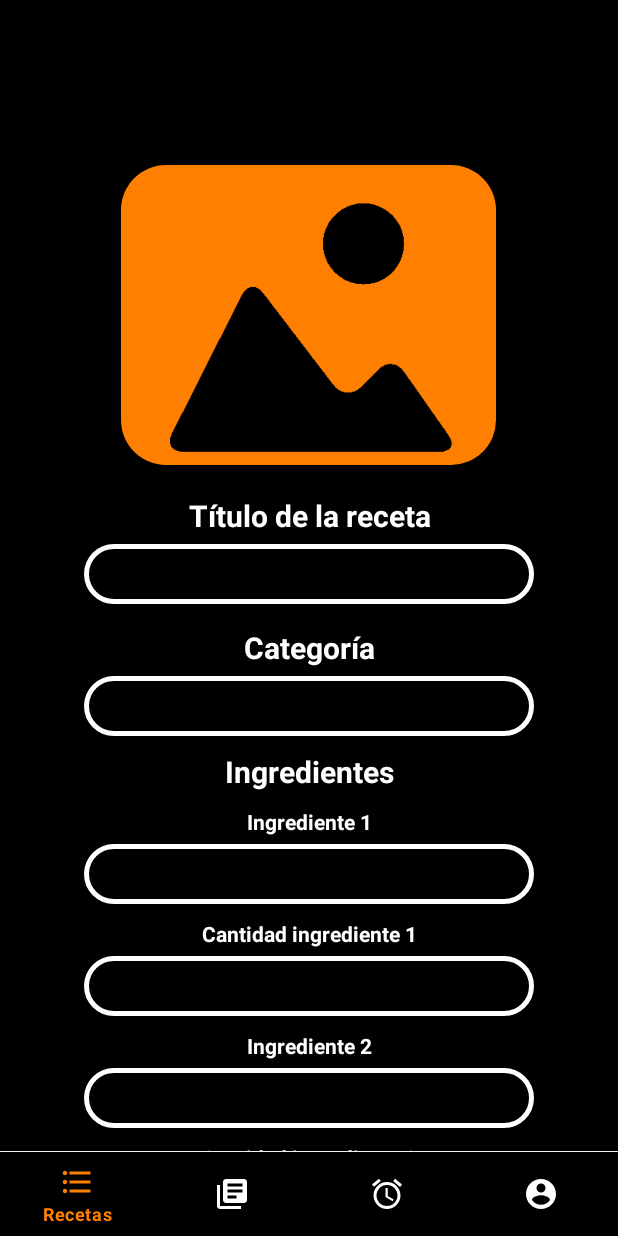
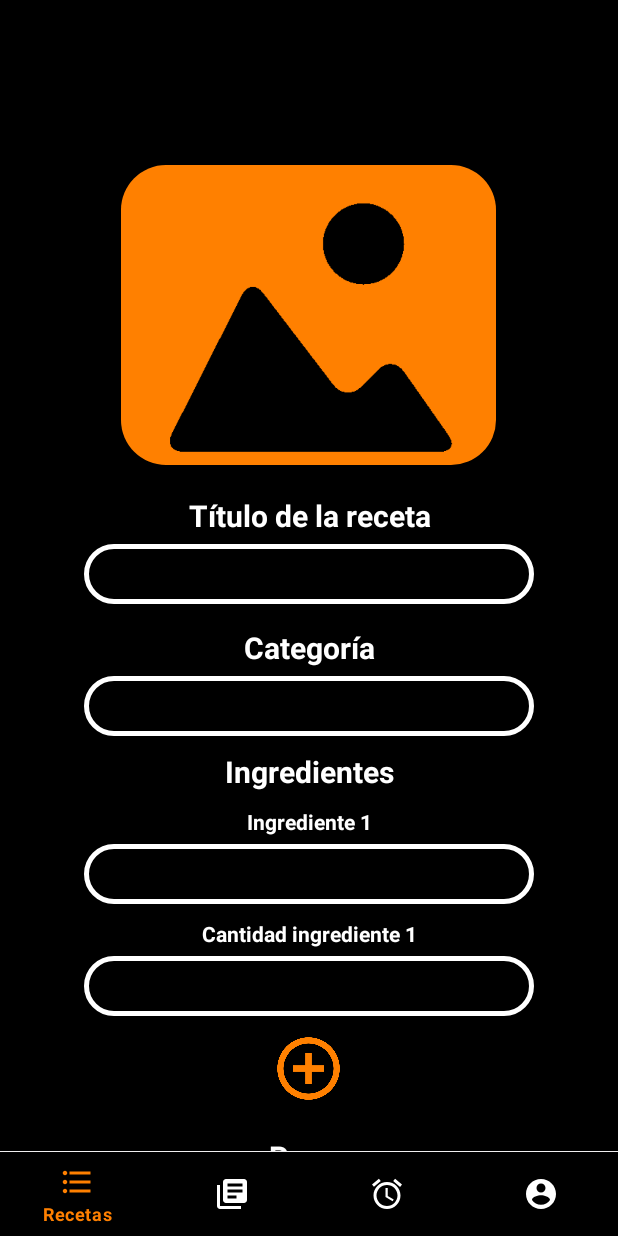
Before and after one commit to antoniocuadros/EasyMeal, an Android app: the FragmentoAnadirReceta screen opened through its navigation route, on a phone screen of 412 x 824 dp. Run offline under Robolectric (Android 15) with nearby library versions, the phone set to English and light mode, and no system bars; our stand-ins replace Room's generated code, navigation-ui.

Commit message:
Avanza #15, mejorada estructura diseño añadir receta

```diff
--- a/src/app/src/main/res/layout/fragmento_anadir_receta.xml
+++ b/src/app/src/main/res/layout/fragmento_anadir_receta.xml
@@ -152,6 +152,7 @@
             android:orientation="vertical"
             android:gravity="center"
             android:id="@+id/layout_ingrediente_2"
+            android:visibility="gone"
             >
             <TextView
                 android:layout_marginTop="10dp"
@@ -204,6 +205,7 @@
             android:orientation="vertical"
             android:gravity="center"
             android:id="@+id/layout_ingrediente_3"
+            android:visibility="gone"
             >
             <TextView
                 android:layout_marginTop="10dp"
@@ -256,6 +258,7 @@
             android:orientation="vertical"
             android:gravity="center"
             android:id="@+id/layout_ingrediente_4"
+            android:visibility="gone"
             >
             <TextView
                 android:layout_marginTop="10dp"
@@ -307,6 +310,7 @@
             android:orientation="vertical"
             android:gravity="center"
             android:id="@+id/layout_ingrediente_5"
+            android:visibility="gone"
             >
             <TextView
                 android:layout_marginTop="10dp"
@@ -359,6 +363,7 @@
             android:orientation="vertical"
             android:gravity="center"
             android:id="@+id/layout_ingrediente_6"
+            android:visibility="gone"
             >
             <TextView
                 android:layout_marginTop="10dp"
@@ -468,6 +473,7 @@
             android:orientation="vertical"
             android:gravity="center"
             android:id="@+id/layout_paso_2"
+            android:visibility="gone"
             >
             <TextView
                 android:layout_marginTop="10dp"
@@ -500,6 +506,7 @@
             android:orientation="vertical"
             android:gravity="center"
             android:id="@+id/layout_paso_3"
+            android:visibility="gone"
             >
             <TextView
                 android:layout_marginTop="10dp"
@@ -532,6 +539,7 @@
             android:orientation="vertical"
             android:gravity="center"
             android:id="@+id/layout_paso_4"
+            android:visibility="gone"
             >
             <TextView
                 android:layout_marginTop="10dp"
@@ -564,6 +572,7 @@
             android:orientation="vertical"
             android:gravity="center"
             android:id="@+id/layout_paso_5"
+            android:visibility="gone"
             >
             <TextView
                 android:layout_marginTop="10dp"
@@ -596,6 +605,7 @@
             android:orientation="vertical"
             android:gravity="center"
             android:id="@+id/layout_paso_6"
+            android:visibility="gone"
             >
             <TextView
                 android:layout_marginTop="10dp"
@@ -628,6 +638,7 @@
             android:orientation="vertical"
             android:gravity="center"
             android:id="@+id/layout_paso_7"
+            android:visibility="gone"
             >
             <TextView
                 android:layout_marginTop="10dp"
@@ -660,6 +671,7 @@
             android:orientation="vertical"
             android:gravity="center"
             android:id="@+id/layout_paso_8"
+            android:visibility="gone"
             >
             <TextView
                 android:layout_marginTop="10dp"
@@ -692,6 +704,7 @@
             android:orientation="vertical"
             android:gravity="center"
             android:id="@+id/layout_paso_9"
+            android:visibility="gone"
             >
             <TextView
                 android:layout_marginTop="10dp"
@@ -724,6 +737,7 @@
             android:orientation="vertical"
             android:gravity="center"
             android:id="@+id/layout_paso_10"
+            android:visibility="gone"
             >
             <TextView
                 android:layout_marginTop="10dp"
```
